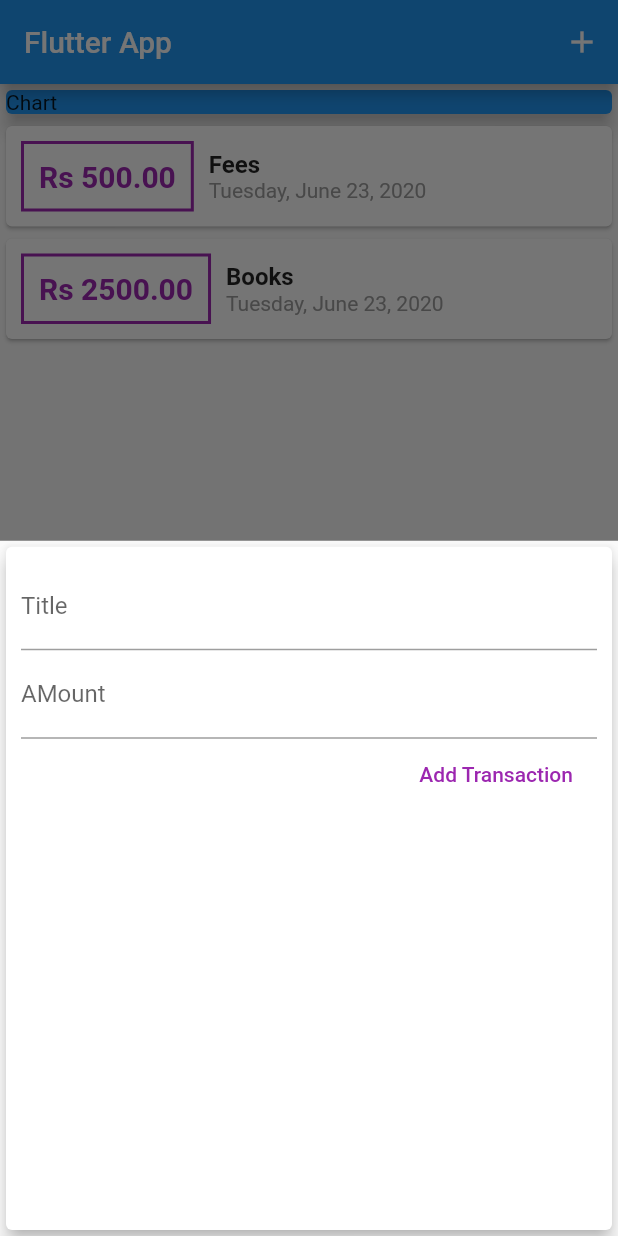
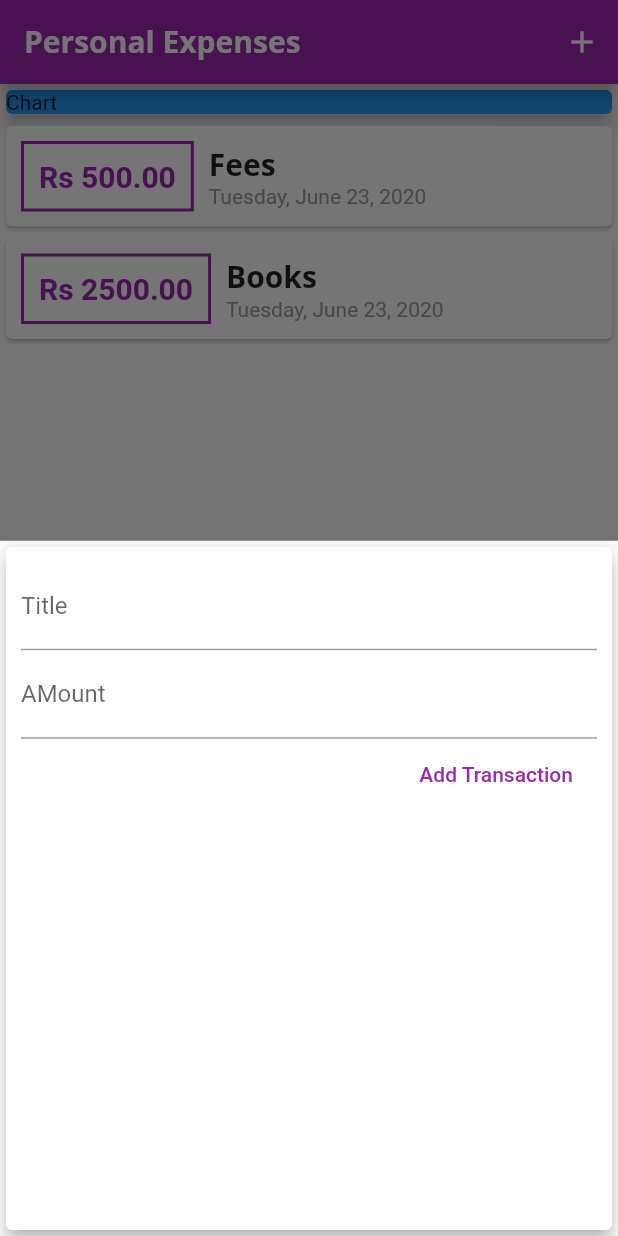
Before and after one commit to dishantsethi1/Expense-App, a Flutter app: the screen it shows after launch, after a tap on the "add" icon, on a phone screen of 412 x 824 dp. Run offline on Flutter 3.47's test engine with Material 2 defaults, Android fonts, the phone set to English and light mode, and no system bars.

Commit message:
added styling using ThemeData

```diff
--- a/lib/main.dart
+++ b/lib/main.dart
@@ -12,7 +12,28 @@ class MyApp extends StatelessWidget {
   @override
   Widget build(BuildContext context) {
     return MaterialApp(
-      title: 'Flutter App',
+      title: 'Personal Expenses',
+      theme: ThemeData(
+        primarySwatch: Colors.purple,
+        accentColor: Colors.amber,
+        fontFamily: 'Quicksand',
+        textTheme: ThemeData.light().textTheme.copyWith(
+              title: TextStyle(
+                fontFamily: 'OpenSans',
+                fontWeight: FontWeight.bold,
+                fontSize: 20,
+              ),
+            ),
+        appBarTheme: AppBarTheme(
+          textTheme: ThemeData.light().textTheme.copyWith(
+                title: TextStyle(
+                  fontFamily: 'OpenSans',
+                  fontSize: 20,
+                  fontWeight: FontWeight.bold,
+                ),
+              ),
+        ),
+      ),
       home: MyHomePage(),
     );
   }
@@ -61,7 +82,11 @@ class _MyHomePageState extends State<MyHomePage> {
     showModalBottomSheet(
       context: ctx,
       builder: (_) {
-       return  Newtransaction(_addnew);
+        return GestureDetector(
+          onTap: () {},
+          child: Newtransaction(_addnew),
+          behavior: HitTestBehavior.opaque,
+        );
       },
     );
   }
@@ -70,7 +95,10 @@ class _MyHomePageState extends State<MyHomePage> {
   Widget build(BuildContext context) {
     return Scaffold(
       appBar: AppBar(
-        title: Text('Flutter App'),
+        title: Text(
+          'Personal Expenses',
+          style: TextStyle(fontFamily: 'OpenSans'),
+        ),
         actions: <Widget>[
           IconButton(
             icon: Icon(Icons.add),
--- a/lib/widgets/newtransaction.dart
+++ b/lib/widgets/newtransaction.dart
@@ -1,10 +1,18 @@
 import 'package:flutter/material.dart';
 
-class Newtransaction extends StatelessWidget {
+class Newtransaction extends StatefulWidget {
   final Function addtx;
+
+  Newtransaction(this.addtx);
+
+  @override
+  _NewtransactionState createState() => _NewtransactionState();
+}
+
+class _NewtransactionState extends State<Newtransaction> {
   final title = TextEditingController();
+
   final amount = TextEditingController();
-  Newtransaction(this.addtx);
 
   void submitdata() {
     final etitle = title.text;
@@ -13,10 +21,11 @@ class Newtransaction extends StatelessWidget {
     if (etitle.isEmpty || eamount <= 0) {
       return;
     }
-    addtx(
+    widget.addtx(
       etitle,
       eamount,
     );
+    Navigator.of(context).pop();
   }
 
   @override
--- a/lib/widgets/transactionlist.dart
+++ b/lib/widgets/transactionlist.dart
@@ -18,7 +18,7 @@ class Transactionlist extends StatelessWidget {
                     margin: EdgeInsets.all(10),
                     decoration: BoxDecoration(
                       border: Border.all(
-                        color: Colors.purple,
+                        color: Theme.of(context).primaryColor,
                         width: 2,
                       ),
                     ),
@@ -28,7 +28,7 @@ class Transactionlist extends StatelessWidget {
                       style: TextStyle(
                         fontWeight: FontWeight.bold,
                         fontSize: 20,
-                        color: Colors.purple,
+                        color: Theme.of(context).primaryColor,
                       ),
                     ),
                   ),
@@ -37,10 +37,7 @@ class Transactionlist extends StatelessWidget {
                     children: <Widget>[
                       Text(
                         transactions[index].title,
-                        style: TextStyle(
-                          fontSize: 16,
-                          fontWeight: FontWeight.bold,
-                        ),
+                        style: Theme.of(context).textTheme.title,
                       ),
                       Text(
                         DateFormat.yMMMMEEEEd().format(transactions[index].date),
```
Also changed, not shown: pubspec.yaml (+11 -6 lines), assets/fonts/OpenSans-Bold.ttf (added), assets/fonts/OpenSans-Regular.ttf (added), assets/fonts/Quicksand-Bold.ttf (added), assets/fonts/Quicksand-Light.ttf (added), assets/fonts/Quicksand-Medium.ttf (added), assets/fonts/Quicksand-Regular.ttf (added).
